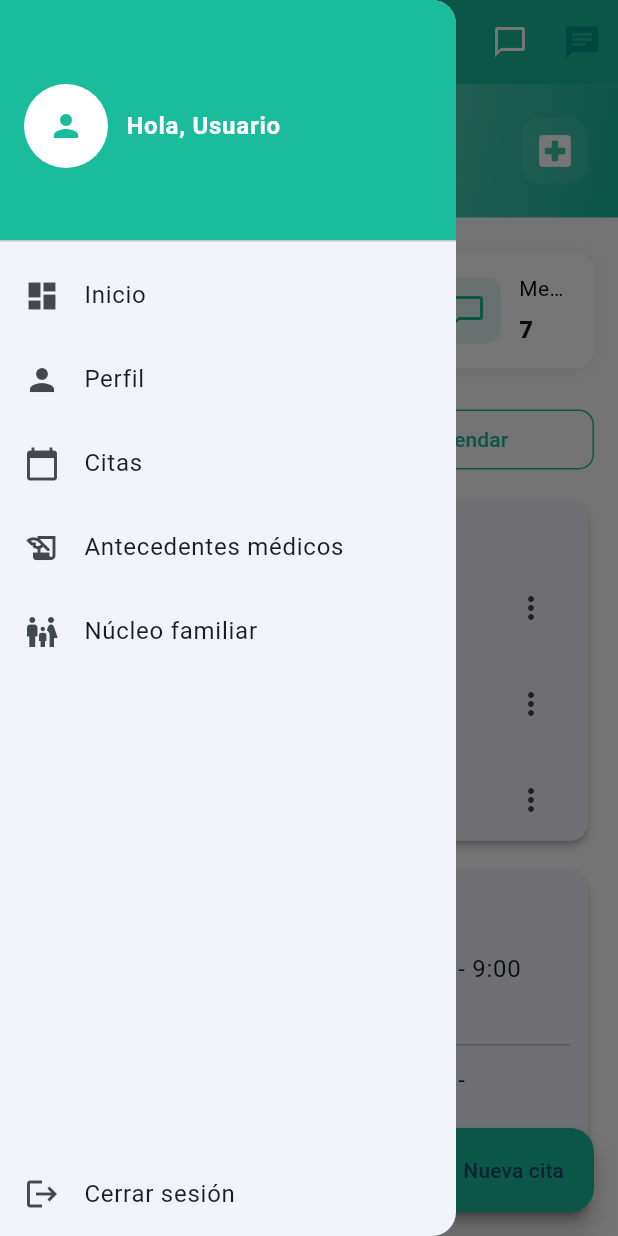
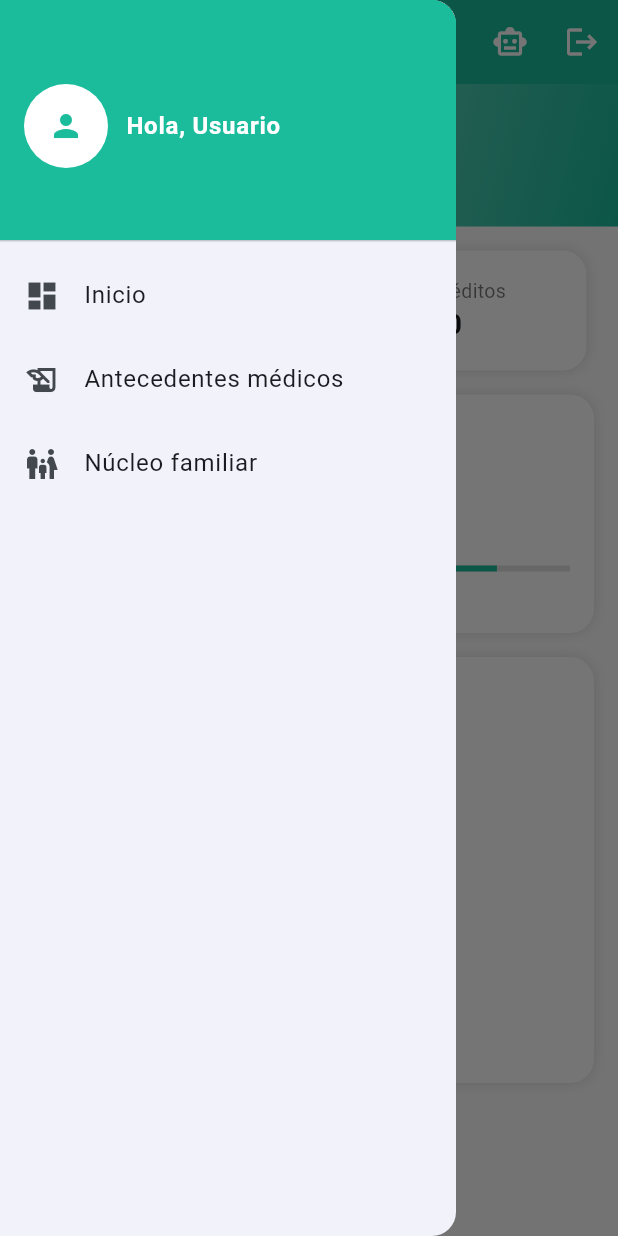
Before and after one commit to iatechsabana/pediatApp, a Flutter app: the screen it shows once a user with an empty profile is signed in, in the side drawer, after a tap on the "notifications" icon, on a phone screen of 412 x 824 dp. Run offline on Flutter 3.47's test engine with Material 3 defaults, Android fonts, the light colour scheme and no system bars; our stand-ins replace cloud_firestore, dartz, file_picker, firebase_auth, firebase_core, firebase_messaging and 7 more; missing offline and left inert: dart:html, syncfusion_flutter_pdfviewer; accounts and stored records are empty.

Commit message:
Refactor DashboardPage: remove unused imports, enhance layout structure, and improve user interface elements

```diff
--- a/lib/features/dashboard/presentation/pages/dashboard_page.dart
+++ b/lib/features/dashboard/presentation/pages/dashboard_page.dart
@@ -3,12 +3,10 @@ import 'package:shared_preferences/shared_preferences.dart';
 import '../../../auth/presentation/pages/login_page.dart';
 import 'package:flutter/material.dart';
 import '../../../assistant/presentation/pages/assistant_page.dart';
-import '../../../chat/presentation/chat_pages.dart';
 import 'medical_history_page.dart';
 import 'family_core_page.dart';
 import '../../../../core/constants/app_colors.dart';
 import '../../../../core/constants/app_dimens.dart';
-// app_text_styles import removed (not used in this file)
 
 class DashboardPage extends StatefulWidget {
   const DashboardPage({super.key});
@@ -18,57 +16,74 @@ class DashboardPage extends StatefulWidget {
 }
 
 class _DashboardPageState extends State<DashboardPage> {
+  // ============================================================
+  //   Mock data (SUSTITUIR por datos reales desde Firebase)
+  // ============================================================
+  int hijosRegistrados = 2;
+  int creditosDisponibles = 50;
+  int creditosUsadosMes = 7;
+  double balance = 125000;
+  double usoMensual = 86;
+
+  final List<Map<String, String>> notasSociales = [
+    {
+      "titulo": "Control de crecimiento",
+      "fecha": "Hoy",
+      "autor": "Dra. Martínez",
+    },
+    {"titulo": "Nota de alimentación", "fecha": "Ayer", "autor": "Dr. López"},
+    {
+      "titulo": "Seguimiento respiratorio",
+      "fecha": "Hace 3 días",
+      "autor": "Dra. Gómez",
+    },
+  ];
+
   @override
   Widget build(BuildContext context) {
-    // MediaQuery available if needed
-
     return Scaffold(
+      // ============================================================
+      //   APP BAR SUPERIOR (con Chatbot + Notificaciones)
+      // ============================================================
       appBar: AppBar(
         backgroundColor: AppColors.primary,
         elevation: 0,
-        title: const Text('Panel de control'),
+        title: const Text("Panel de control"),
         actions: [
-          IconButton(onPressed: () {}, icon: const Icon(Icons.search)),
-          IconButton(onPressed: () {}, icon: const Icon(Icons.notifications_outlined)),
           IconButton(
-            onPressed: () => Navigator.of(context).push(MaterialPageRoute(builder: (_) => const AssistantPage())),
-            icon: const Icon(Icons.chat_bubble_outline),
-            tooltip: 'Asistente pediátrico',
+            icon: const Icon(Icons.notifications_outlined),
+            onPressed: () {},
           ),
           IconButton(
-            onPressed: () => Navigator.of(context).push(
-              MaterialPageRoute(builder: (_) => const ChatListPage()),
+            icon: const Icon(Icons.smart_toy_outlined),
+            tooltip: "Asistente pediátrico",
+            onPressed: () => Navigator.push(
+              context,
+              MaterialPageRoute(builder: (_) => const AssistantPage()),
             ),
-            icon: const Icon(Icons.chat, color: Colors.teal, size: 26),
-            tooltip: 'Chat entre colegas',
+          ),
+          IconButton(
+            icon: const Icon(Icons.logout),
+            tooltip: "Cerrar sesión",
+            onPressed: () async {
+              final confirm = await showDialog<bool>(
+                context: context,
+                builder: (ctx) => AlertDialog(
+                  title: const Text("Cerrar sesión"),
+                  content: const Text("¿Estás seguro que deseas cerrar sesión?"),
+                  actions: [
+                    TextButton(
+                      onPressed: () => Navigator.of(ctx).pop(false),
+                      child: const Text("Cancelar"),
+                    ),
+                    TextButton(
+                      onPressed: () => Navigator.of(ctx).pop(true),
+                      child: const Text("Cerrar sesión"),
                     ),
                   ],
                 ),
-      drawer: Drawer(
-        child: Column(
-          children: [
-            DrawerHeader(
-              decoration: const BoxDecoration(color: AppColors.primary),
-              child: Row(
-                children: [
-                  const CircleAvatar(radius: 28, backgroundColor: AppColors.textWhite, child: Icon(Icons.person, color: AppColors.primary)),
-                  const SizedBox(width: AppDimens.paddingMedium),
-                  const Expanded(
-                    child: Text('Hola, Usuario', style: TextStyle(color: AppColors.textWhite, fontSize: 16, fontWeight: FontWeight.w700)),
-                  ),
-                ],
-              ),
-            ),
-            ListTile(leading: const Icon(Icons.dashboard), title: const Text('Inicio'), onTap: () => Navigator.pop(context)),
-            ListTile(leading: const Icon(Icons.person), title: const Text('Perfil'), onTap: () {}),
-            ListTile(leading: const Icon(Icons.calendar_today), title: const Text('Citas'), onTap: () {}),
-            ListTile(leading: const Icon(Icons.history_edu), title: const Text('Antecedentes médicos'), onTap: () => Navigator.of(context).push(MaterialPageRoute(builder: (_) => const MedicalHistoryPage()))),
-            ListTile(leading: const Icon(Icons.family_restroom), title: const Text('Núcleo familiar'), onTap: () => Navigator.of(context).push(MaterialPageRoute(builder: (_) => const FamilyCorePage()))),
-            const Spacer(),
-            ListTile(
-              leading: const Icon(Icons.logout),
-              title: const Text('Cerrar sesión'),
-              onTap: () async {
+              );
+              if (confirm == true) {
                 try {
                   await FirebaseAuth.instance.signOut();
                   final prefs = await SharedPreferences.getInstance();
@@ -82,218 +97,319 @@ class _DashboardPageState extends State<DashboardPage> {
                 } catch (e) {
                   if (context.mounted) {
                     ScaffoldMessenger.of(context).showSnackBar(
-                      SnackBar(content: Text('Error al cerrar sesión: $e')),
+                      SnackBar(content: Text("Error al cerrar sesión: $e")),
                     );
+                  }
                 }
               }
             },
           ),
         ],
       ),
-      ),
-      body: Container(
-        width: double.infinity,
-        height: double.infinity,
-        color: Theme.of(context).scaffoldBackgroundColor,
+
+      // ============================================================
+      //   MENÚ LATERAL
+      // ============================================================
+      drawer: Drawer(
         child: Column(
           children: [
-            // Header area with gradient and greeting
-            Container(
-              width: double.infinity,
-              padding: const EdgeInsets.symmetric(horizontal: AppDimens.horizontalPadding, vertical: AppDimens.verticalPadding),
-              decoration: const BoxDecoration(
-                gradient: LinearGradient(colors: [AppColors.primaryLight, AppColors.primary], begin: Alignment.topLeft, end: Alignment.bottomRight),
+            DrawerHeader(
+              decoration: const BoxDecoration(color: AppColors.primary),
+              child: Row(
+                children: const [
+                  CircleAvatar(
+                    radius: 28,
+                    backgroundColor: AppColors.textWhite,
+                    child: Icon(Icons.person, color: AppColors.primary),
                   ),
-              child: SafeArea(
-                bottom: false,
-                child: Row(
-                  children: [
+                  SizedBox(width: AppDimens.paddingMedium),
                   Expanded(
-                      child: Column(
-                        crossAxisAlignment: CrossAxisAlignment.start,
-                        children: const [
-                          Text('Buen día,', style: TextStyle(color: AppColors.inputHint, fontSize: 14)),
-                          SizedBox(height: 4),
-                          Text('Bienvenido al panel', style: TextStyle(color: AppColors.textWhite, fontSize: 20, fontWeight: FontWeight.w800)),
-                        ],
+                    child: Text(
+                      'Hola, Usuario',
+                      style: TextStyle(
+                        color: AppColors.textWhite,
+                        fontSize: 16,
+                        fontWeight: FontWeight.w700,
                       ),
-                    ),
-                    Container(
-                      padding: const EdgeInsets.all(AppDimens.paddingSmall),
-                      decoration: BoxDecoration(color: AppColors.inputFill, borderRadius: BorderRadius.circular(AppDimens.borderRadiusLarge)),
-                      child: const Icon(Icons.local_hospital_rounded, color: AppColors.inputIcon, size: 28),
-                    ),
-                  ],
-                ),
-              ),
-            ),
-
-            // Main content
-            Expanded(
-              child: Padding(
-                padding: const EdgeInsets.symmetric(horizontal: AppDimens.paddingLarge, vertical: AppDimens.paddingMedium),
-                child: LayoutBuilder(builder: (context, constraints) {
-                  final isWide = constraints.maxWidth > 800;
-                  return isWide
-                      ? Row(
-                          crossAxisAlignment: CrossAxisAlignment.start,
-                          children: [
-                            // Left column: stats + quick actions
-                            SizedBox(
-                              width: constraints.maxWidth * 0.45,
-                              child: Column(
-                                crossAxisAlignment: CrossAxisAlignment.stretch,
-                                children: [
-                                  _buildStatsRow(),
-                                  const SizedBox(height: 12),
-                                  _buildQuickActions(),
-                                  const SizedBox(height: 12),
-                                  Expanded(child: _buildRecentList()),
-                                ],
-                              ),
-                            ),
-                            const SizedBox(width: 18),
-                            // Right column: main list or calendar
-                            Expanded(child: _buildAppointmentsOverview()),
-                          ],
-                        )
-                      : Column(
-                          crossAxisAlignment: CrossAxisAlignment.stretch,
-                          children: [
-                            _buildStatsRow(),
-                            const SizedBox(height: 12),
-                            _buildQuickActions(),
-                            const SizedBox(height: 12),
-                            Expanded(child: _buildAppointmentsOverview()),
-                            const SizedBox(height: 12),
-                            Expanded(child: _buildRecentList()),
-                          ],
-                        );
-                }),
                     ),
                   ),
                 ],
               ),
             ),
-      floatingActionButton: FloatingActionButton.extended(
-        onPressed: () {},
-        label: const Text('Nueva cita'),
-        icon: const Icon(Icons.add),
-        backgroundColor: AppColors.primary,
+
+            ListTile(
+              leading: const Icon(Icons.dashboard),
+              title: const Text('Inicio'),
+              onTap: () => Navigator.pop(context),
+            ),
+            ListTile(
+              leading: const Icon(Icons.history_edu),
+              title: const Text('Antecedentes médicos'),
+              onTap: () => Navigator.push(
+                context,
+                MaterialPageRoute(builder: (_) => const MedicalHistoryPage()),
+              ),
+            ),
+            ListTile(
+              leading: const Icon(Icons.family_restroom),
+              title: const Text('Núcleo familiar'),
+              onTap: () => Navigator.push(
+                context,
+                MaterialPageRoute(builder: (_) => const FamilyCorePage()),
+              ),
+            ),
+
+            const Spacer(),
+          ],
+        ),
+      ),
+
+      // ============================================================
+      //   CUERPO PRINCIPAL DEL DASHBOARD
+      // ============================================================
+      body: SingleChildScrollView(
+        child: Column(
+          children: [
+            _buildHeader(),
+
+            Padding(
+              padding: const EdgeInsets.all(16),
+              child: Column(
+                children: [
+                  _buildMetricDashboard(),
+                  const SizedBox(height: 16),
+                  _buildUsageCard(),
+                  const SizedBox(height: 16),
+                  _buildNotasSociales(),
+                ],
+              ),
+            ),
+          ],
+        ),
       ),
     );
   }
 
-  Widget _buildStatsRow() {
-    return Row(
-      children: [
-        Expanded(child: _statCard('Pacientes', '1.254', Icons.people_outline)),
-        const SizedBox(width: 10),
-        Expanded(child: _statCard('Citas', '36', Icons.calendar_month_outlined)),
-        const SizedBox(width: 10),
-        Expanded(child: _statCard('Mensajes', '7', Icons.chat_bubble_outline)),
+  // ============================================================
+  //   ENCABEZADO DEL DASHBOARD
+  // ============================================================
+  Widget _buildHeader() {
+    return Container(
+      width: double.infinity,
+      padding: const EdgeInsets.all(20),
+      decoration: const BoxDecoration(
+        gradient: LinearGradient(
+          colors: [AppColors.primaryLight, AppColors.primary],
+          begin: Alignment.topLeft,
+          end: Alignment.bottomRight,
+        ),
+      ),
+      child: SafeArea(
+        bottom: false,
+        child: Column(
+          crossAxisAlignment: CrossAxisAlignment.start,
+          children: const [
+            Text(
+              "Hola 👋",
+              style: TextStyle(color: Colors.white70, fontSize: 14),
+            ),
+            SizedBox(height: 4),
+            Text(
+              "Bienvenido al Panel",
+              style: TextStyle(
+                color: Colors.white,
+                fontSize: 22,
+                fontWeight: FontWeight.bold,
+              ),
+            ),
           ],
+        ),
+      ),
     );
   }
 
-  Widget _statCard(String title, String value, IconData icon) {
-    return Container(
-      padding: const EdgeInsets.all(14),
-      decoration: BoxDecoration(color: AppColors.surface, borderRadius: BorderRadius.circular(AppDimens.borderRadiusLarge), boxShadow: [BoxShadow(color: AppColors.overlayLight, blurRadius: AppDimens.shadowBlur)]),
+  // ============================================================
+  //   MÉTRICAS PRINCIPALES
+  // ============================================================
+  Widget _buildMetricDashboard() {
+    return SingleChildScrollView(
+      scrollDirection: Axis.horizontal,
       child: Row(
         children: [
-          Container(
-            padding: const EdgeInsets.all(10),
-            // withOpacity deprecated -> use withAlpha to set equivalent transparency
-            decoration: BoxDecoration(color: AppColors.primary.withAlpha(31), borderRadius: BorderRadius.circular(AppDimens.borderRadiusMedium)),
-            child: Icon(icon, color: AppColors.primary),
+          SizedBox(
+            width: 180,
+            child: _metricCard(
+              "Hijos",
+              "$hijosRegistrados",
+              Icons.child_care_outlined,
             ),
-          const SizedBox(width: AppDimens.paddingMedium),
-          // Make the text column flexible so it wraps on small widths instead of overflowing
-          Expanded(
-            child: Column(crossAxisAlignment: CrossAxisAlignment.start, children: [
-              Text(title, style: const TextStyle(color: AppColors.textBlack54), overflow: TextOverflow.ellipsis),
-              const SizedBox(height: 6),
-              Text(value, style: const TextStyle(fontSize: 16, fontWeight: FontWeight.w800)),
-            ]),
+          ),
+          const SizedBox(width: 10),
+          SizedBox(
+            width: 180,
+            child: _metricCard(
+              "Créditos",
+              "$creditosDisponibles",
+              Icons.monetization_on_outlined,
+            ),
           ),
         ],
       ),
     );
   }
 
-  Widget _buildQuickActions() {
-    return Row(
+  Widget _metricCard(String titulo, String valor, IconData icon) {
+    return Container(
+      padding: const EdgeInsets.all(16),
+      decoration: BoxDecoration(
+        color: AppColors.surface,
+        borderRadius: BorderRadius.circular(16),
+        boxShadow: const [BoxShadow(color: Colors.black12, blurRadius: 6)],
+      ),
+      child: Row(
+        children: [
+          Container(
+            padding: const EdgeInsets.all(12),
+            decoration: BoxDecoration(
+              color: AppColors.primary.withOpacity(0.15),
+              borderRadius: BorderRadius.circular(12),
+            ),
+            child: Icon(icon, color: AppColors.primary),
+          ),
+          const SizedBox(width: 12),
+          Column(
+            crossAxisAlignment: CrossAxisAlignment.start,
+            children: [
+              Text(
+                titulo,
+                style: const TextStyle(fontSize: 13, color: Colors.black54),
+              ),
+              Text(
+                valor,
+                style: const TextStyle(
+                  fontSize: 18,
+                  fontWeight: FontWeight.bold,
+                ),
+              ),
+            ],
+          ),
+        ],
+      ),
+    );
+  }
+
+  // ============================================================
+  //   BALANCE + USO DE APLICACIÓN
+  // ============================================================
+  Widget _buildUsageCard() {
+    return Container(
+      padding: const EdgeInsets.all(16),
+      decoration: BoxDecoration(
+        color: AppColors.surface,
+        borderRadius: BorderRadius.circular(16),
+        boxShadow: const [BoxShadow(color: Colors.black12, blurRadius: 6)],
+      ),
+      child: Column(
+        crossAxisAlignment: CrossAxisAlignment.start,
+        children: [
+          const Text(
+            "Uso y balance",
+            style: TextStyle(fontSize: 16, fontWeight: FontWeight.bold),
+          ),
+
+          const SizedBox(height: 12),
+
+          Row(
             children: [
               Expanded(
-          child: ElevatedButton.icon(
-            onPressed: () {},
-            icon: const Icon(Icons.person_add_outlined),
-            label: const Text('Agregar paciente'),
-            style: ElevatedButton.styleFrom(backgroundColor: AppColors.primary, shape: RoundedRectangleBorder(borderRadius: BorderRadius.circular(AppDimens.borderRadiusMedium))),
+                child: _usageTile(
+                  "Créditos usados este mes",
+                  "$creditosUsadosMes",
                 ),
               ),
-        const SizedBox(width: AppDimens.paddingSmall),
+              const SizedBox(width: 10),
               Expanded(
-          child: OutlinedButton.icon(
-            onPressed: () {},
-            icon: const Icon(Icons.calendar_today_outlined),
-            label: const Text('Agendar'),
-            style: OutlinedButton.styleFrom(side: const BorderSide(color: AppColors.primary), foregroundColor: AppColors.primary, shape: RoundedRectangleBorder(borderRadius: BorderRadius.circular(AppDimens.borderRadiusMedium))),
+                child: _usageTile(
+                  "Balance actual",
+                  "\$${balance.toStringAsFixed(0)}",
                 ),
+              ),
+            ],
+          ),
+
+          const SizedBox(height: 16),
+
+          LinearProgressIndicator(
+            value: usoMensual / 100,
+            color: AppColors.primary,
+            backgroundColor: Colors.grey.shade300,
+          ),
+
+          const SizedBox(height: 6),
+
+          Text(
+            "Uso de la app este mes: $usoMensual%",
+            style: const TextStyle(fontSize: 13),
+          ),
+        ],
+      ),
+    );
+  }
+
+  Widget _usageTile(String label, String value) {
+    return Column(
+      crossAxisAlignment: CrossAxisAlignment.start,
+      children: [
+        Text(
+          label,
+          style: const TextStyle(fontSize: 13, color: Colors.black54),
+        ),
+        const SizedBox(height: 4),
+        Text(
+          value,
+          style: const TextStyle(fontSize: 17, fontWeight: FontWeight.bold),
         ),
       ],
     );
   }
 
-  Widget _buildRecentList() {
-    final items = List.generate(6, (i) => 'Nueva cita con Paciente ${i + 1} - ${9 + i}:00');
-    return Card(
-      shape: RoundedRectangleBorder(borderRadius: BorderRadius.circular(AppDimens.borderRadiusLarge)),
-      elevation: 2,
-      child: Padding(
-        padding: const EdgeInsets.all(AppDimens.paddingMedium),
-        child: Column(crossAxisAlignment: CrossAxisAlignment.stretch, children: [
-          const Text('Actividad reciente', style: TextStyle(fontWeight: FontWeight.w800)),
-          const SizedBox(height: AppDimens.paddingSmall),
-          Expanded(
-            child: ListView.separated(
-              itemCount: items.length,
-              separatorBuilder: (_, __) => const Divider(height: 8),
-              itemBuilder: (context, index) => ListTile(
-                leading: CircleAvatar(backgroundColor: AppColors.primary.withAlpha(31), child: Icon(Icons.event_note, color: AppColors.primary)),
-                title: Text(items[index]),
-                subtitle: Text('Hace ${10 - index} min'),
+  // ============================================================
+  //   NOTAS SOCIALES (TIMELINE)
+  // ============================================================
+  Widget _buildNotasSociales() {
+    return Container(
+      padding: const EdgeInsets.all(16),
+      decoration: BoxDecoration(
+        color: AppColors.surface,
+        borderRadius: BorderRadius.circular(16),
+        boxShadow: const [BoxShadow(color: Colors.black12, blurRadius: 6)],
+      ),
+      child: Column(
+        crossAxisAlignment: CrossAxisAlignment.start,
+        children: [
+          Row(
+            children: const [
+              Icon(Icons.timeline, color: AppColors.primary),
+              SizedBox(width: 6),
+              Text(
+                "Notas sociales de pediatras",
+                style: TextStyle(fontSize: 16, fontWeight: FontWeight.bold),
+              ),
+            ],
+          ),
+          const SizedBox(height: 12),
+
+          ...notasSociales.map(
+            (nota) => ListTile(
+              leading: const Icon(
+                Icons.note_alt_outlined,
+                color: AppColors.primary,
+              ),
+              title: Text(nota["titulo"]!),
+              subtitle: Text("${nota["fecha"]} • ${nota["autor"]}"),
             ),
           ),
-          ),
-        ]),
-      ),
-    );
-  }
-
-  Widget _buildAppointmentsOverview() {
-    final appointments = List.generate(8, (i) => {'time': '${8 + i}:00', 'name': 'Paciente ${i + 1}'});
-    return Card(
-      shape: RoundedRectangleBorder(borderRadius: BorderRadius.circular(12)),
-      elevation: 2,
-      child: Padding(
-        padding: const EdgeInsets.all(12),
-        child: Column(crossAxisAlignment: CrossAxisAlignment.start, children: [
-          const Text('Próximas citas', style: TextStyle(fontWeight: FontWeight.w800)),
-          const SizedBox(height: 8),
-          Expanded(
-            child: ListView.builder(
-              itemCount: appointments.length,
-              itemBuilder: (context, idx) => ListTile(
-                contentPadding: const EdgeInsets.symmetric(horizontal: 2, vertical: 4),
-                leading: Container(padding: const EdgeInsets.all(8), decoration: BoxDecoration(color: AppColors.primary.withAlpha(20), borderRadius: BorderRadius.circular(8)), child: Text(appointments[idx]['time']!, style: const TextStyle(fontWeight: FontWeight.w700))),
-                title: Text(appointments[idx]['name']!),
-                trailing: IconButton(onPressed: () {}, icon: const Icon(Icons.more_vert)),
-              ),
-            ),
-          ),
-        ]),
+        ],
       ),
     );
   }
```
Lines whose indentation alone changed are shown as unchanged.
